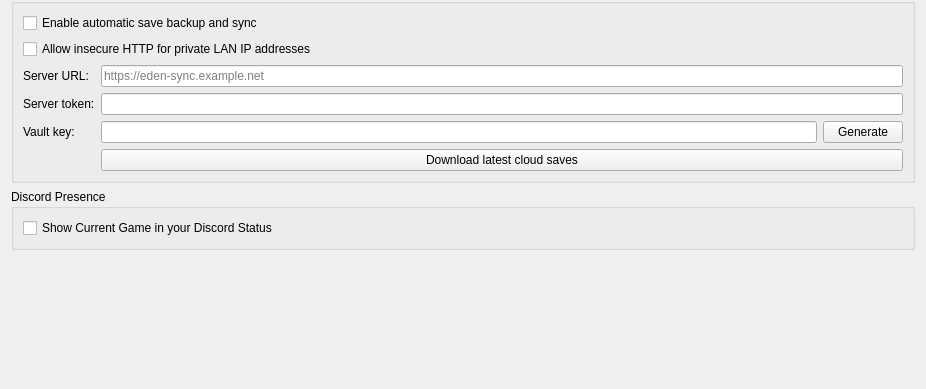
Above: src/yuzu/configuration/configure_web.ui from jun9100/eden before the change; both pictures show x 0 to 926 and y 172 to 561 of the 926 by 561 pixel window. Below: the same form after it.
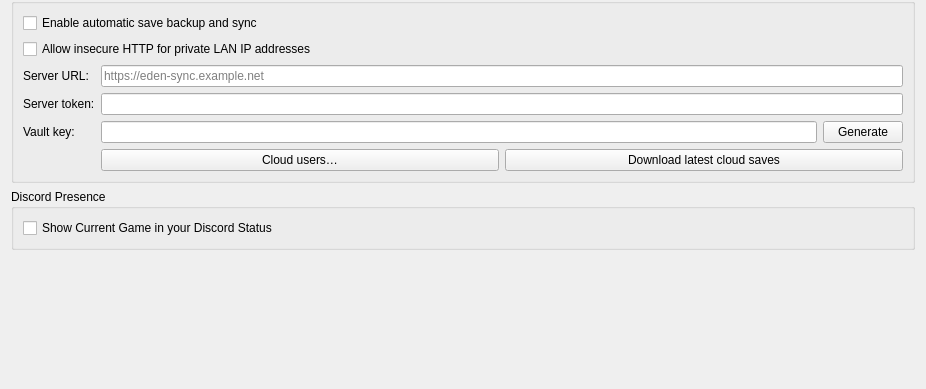
That is the form after the change.

Commit message: save sync: choose which cloud user's saves each device uses

Diff of the .ui file:
```diff
--- a/src/yuzu/configuration/configure_web.ui
+++ b/src/yuzu/configuration/configure_web.ui
@@ -214,6 +214,18 @@
          </layout>
         </item>
         <item row="5" column="1">
+         <layout class="QHBoxLayout" name="horizontalLayoutSaveSyncActions">
+          <item>
+           <widget class="QPushButton" name="button_save_sync_users">
+            <property name="toolTip">
+             <string>Choose which cloud user's saves each local user syncs with.</string>
+            </property>
+            <property name="text">
+             <string>Cloud users…</string>
+            </property>
+           </widget>
+          </item>
+          <item>
          <widget class="QPushButton" name="button_download_save_sync">
           <property name="toolTip">
            <string>Back up the local save before replacing it with the latest cloud snapshot.</string>
@@ -222,6 +234,8 @@
            <string>Download latest cloud saves</string>
           </property>
          </widget>
+          </item>
+         </layout>
         </item>
        </layout>
       </widget>
```
Left out of the diff: 2 changed lines with no effect on the pictures. Lines whose indentation alone changed are shown as unchanged. The commit also changes 24 other files.
